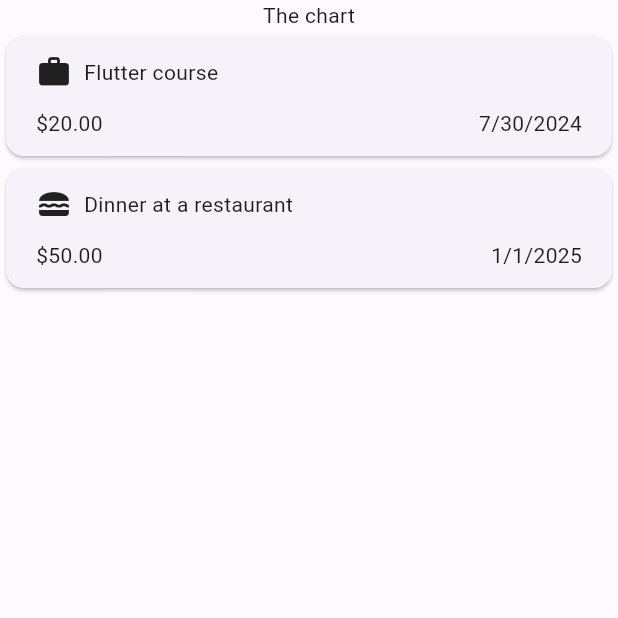
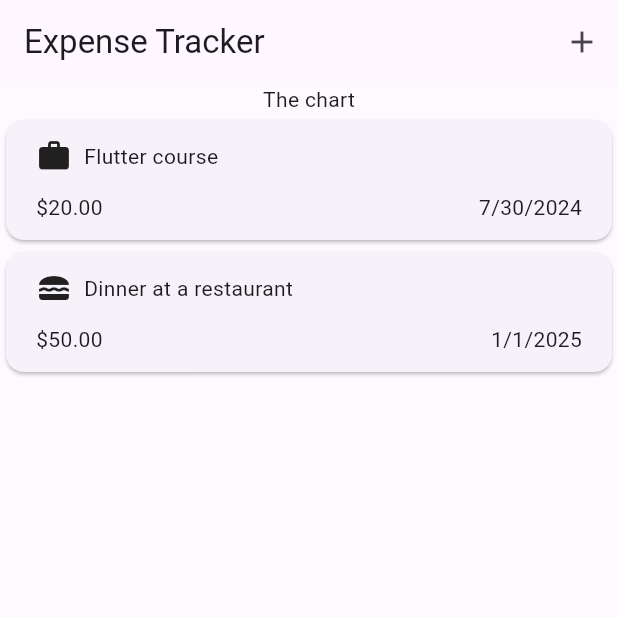
Before and after one commit to alexbibig/expense_tracker, a Flutter app: the screen it shows after launch, on a phone screen of 412 x 824 dp, the top half of it. Run offline on Flutter 3.47's test engine with Material 3 defaults, Android fonts, the phone set to English and light mode, and no system bars.

Commit message:
added appbar

```diff
--- a/lib/widgets/app.dart
+++ b/lib/widgets/app.dart
@@ -28,9 +28,17 @@ class _AppState extends State<App> {
   @override
   Widget build(BuildContext context) {
     return Scaffold(
+      appBar: AppBar(
+        title: const Text('Expense Tracker'),
+        actions: [
+          IconButton(
+            onPressed: () {},
+            icon: const Icon(Icons.add),
+          ),
+        ],
+      ),
       body: Container(
         color: Colors.white30,
-        child: SafeArea(
         child: Column(
           children: [
             const Text('The chart'),
@@ -40,7 +48,6 @@ class _AppState extends State<App> {
           ],
         ),
       ),
-      ),
     );
   }
 }
```
Lines whose indentation alone changed are shown as unchanged.
